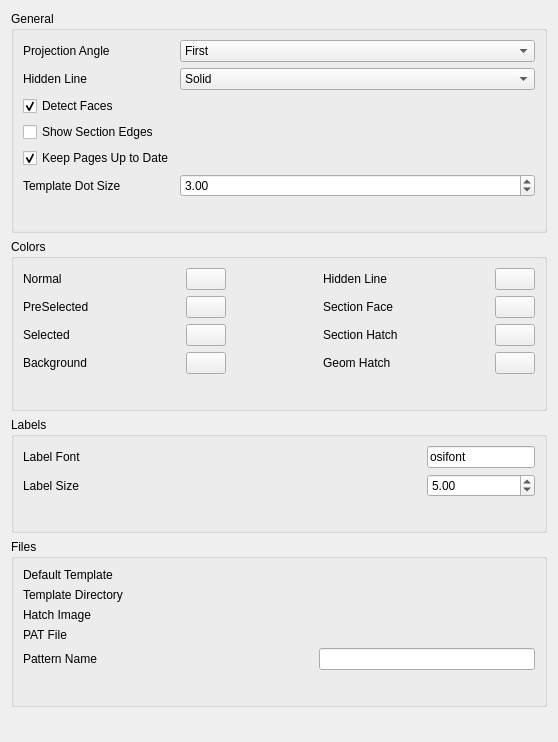
This is src/Mod/TechDraw/Gui/DlgPrefsTechDraw.ui in berndhahnebach/All_FreeCAD as Qt 5 draws it before an edit. The edited form follows.
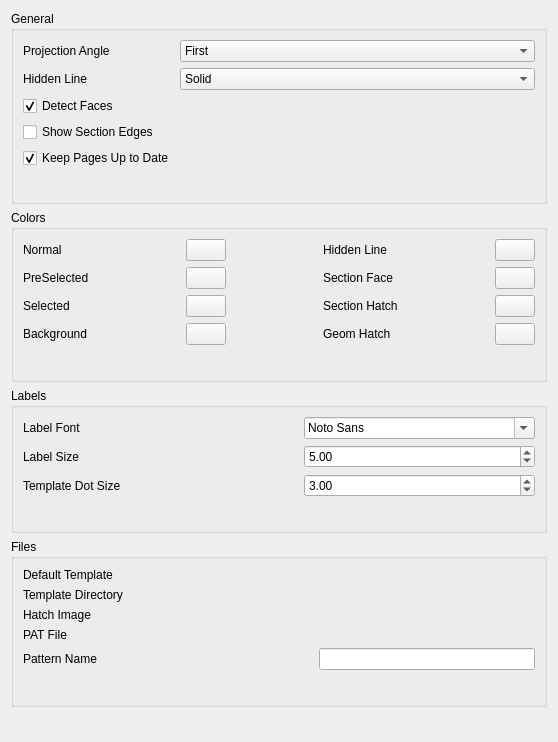
This is the edited form. Custom widgets are drawn as their Qt base class.

Commit message:
Use PrefFontBox for TD Label Font Selection
- was PrefLineEdit.

The edit to the form file:
```diff
--- a/src/Mod/TechDraw/Gui/DlgPrefsTechDraw.ui
+++ b/src/Mod/TechDraw/Gui/DlgPrefsTechDraw.ui
@@ -159,29 +159,6 @@
           </property>
          </widget>
         </item>
-        <item row="5" column="0">
-         <widget class="QLabel" name="lbl_TemplateDot">
-          <property name="text">
-           <string>Template Dot Size</string>
-          </property>
-         </widget>
-        </item>
-        <item row="5" column="1">
-         <widget class="Gui::PrefDoubleSpinBox" name="dsb_TemplateDot">
-          <property name="toolTip">
-           <string>EditableText Dot Size in mm</string>
-          </property>
-          <property name="value">
-           <double>3.000000000000000</double>
-          </property>
-          <property name="prefEntry" stdset="0">
-           <cstring>TemplateDotSize</cstring>
-          </property>
-          <property name="prefPath" stdset="0">
-           <cstring>/Mod/TechDraw/General</cstring>
-          </property>
-         </widget>
-        </item>
        </layout>
       </item>
       <item>
@@ -603,7 +580,23 @@
      </property>
      <layout class="QVBoxLayout" name="verticalLayout_4">
       <item>
-       <layout class="QGridLayout" name="gridLayout_2" columnstretch="1,0,0">
+       <layout class="QGridLayout" name="gridLayout_2" rowstretch="0,0,0" columnstretch="0,0,0">
+        <item row="0" column="1">
+         <spacer name="horizontalSpacer_2">
+          <property name="orientation">
+           <enum>Qt::Horizontal</enum>
+          </property>
+          <property name="sizeType">
+           <enum>QSizePolicy::Preferred</enum>
+          </property>
+          <property name="sizeHint" stdset="0">
+           <size>
+            <width>40</width>
+            <height>20</height>
+           </size>
+          </property>
+         </spacer>
+        </item>
         <item row="1" column="2">
          <widget class="Gui::PrefDoubleSpinBox" name="dsb_LabelSize">
           <property name="toolTip">
@@ -623,22 +616,6 @@
           </property>
          </widget>
         </item>
-        <item row="0" column="1">
-         <spacer name="horizontalSpacer_2">
-          <property name="orientation">
-           <enum>Qt::Horizontal</enum>
-          </property>
-          <property name="sizeType">
-           <enum>QSizePolicy::Fixed</enum>
-          </property>
-          <property name="sizeHint" stdset="0">
-           <size>
-            <width>40</width>
-            <height>20</height>
-           </size>
-          </property>
-         </spacer>
-        </item>
         <item row="0" column="0">
          <widget class="QLabel" name="lbl_LabelFont">
           <property name="text">
@@ -646,19 +623,6 @@
           </property>
          </widget>
         </item>
-        <item row="0" column="2">
-         <widget class="Gui::PrefLineEdit" name="le_LabelFont">
-          <property name="text">
-           <string>osifont</string>
-          </property>
-          <property name="prefEntry" stdset="0">
-           <cstring>LabelFont</cstring>
-          </property>
-          <property name="prefPath" stdset="0">
-           <cstring>Mod/TechDraw/Labels</cstring>
-          </property>
-         </widget>
-        </item>
         <item row="1" column="0">
          <widget class="QLabel" name="label_6">
           <property name="text">
@@ -666,6 +630,73 @@
           </property>
          </widget>
         </item>
+        <item row="0" column="2">
+         <widget class="Gui::PrefFontBox" name="pfb_LabelFont">
+          <property name="toolTip">
+           <string>Font for View Labels</string>
+          </property>
+          <property name="currentFont">
+           <font>
+            <family>osifont</family>
+           </font>
+          </property>
+          <property name="prefEntry" stdset="0">
+           <cstring>LabelFont</cstring>
+          </property>
+          <property name="prefPath" stdset="0">
+           <cstring>/Mod/TechDraw/Labels</cstring>
+          </property>
+         </widget>
+        </item>
+        <item row="2" column="0">
+         <widget class="QLabel" name="lbl_TemplateDot">
+          <property name="text">
+           <string>Template Dot Size</string>
+          </property>
+         </widget>
+        </item>
+        <item row="2" column="2">
+         <widget class="Gui::PrefDoubleSpinBox" name="dsb_TemplateDot">
+          <property name="toolTip">
+           <string>EditableText Dot Size in mm</string>
+          </property>
+          <property name="value">
+           <double>3.000000000000000</double>
+          </property>
+          <property name="prefEntry" stdset="0">
+           <cstring>TemplateDotSize</cstring>
+          </property>
+          <property name="prefPath" stdset="0">
+           <cstring>/Mod/TechDraw/General</cstring>
+          </property>
+         </widget>
+        </item>
+        <item row="1" column="1">
+         <spacer name="horizontalSpacer_6">
+          <property name="orientation">
+           <enum>Qt::Horizontal</enum>
+          </property>
+          <property name="sizeHint" stdset="0">
+           <size>
+            <width>40</width>
+            <height>20</height>
+           </size>
+          </property>
+         </spacer>
+        </item>
+        <item row="2" column="1">
+         <spacer name="horizontalSpacer_7">
+          <property name="orientation">
+           <enum>Qt::Horizontal</enum>
+          </property>
+          <property name="sizeHint" stdset="0">
+           <size>
+            <width>40</width>
+            <height>20</height>
+           </size>
+          </property>
+         </spacer>
+        </item>
        </layout>
       </item>
       <item>
@@ -740,6 +771,11 @@
    <extends>QDoubleSpinBox</extends>
    <header>Gui/PrefWidgets.h</header>
   </customwidget>
+  <customwidget>
+   <class>Gui::PrefFontBox</class>
+   <extends>QFontComboBox</extends>
+   <header>Gui/PrefWidgets.h</header>
+  </customwidget>
  </customwidgets>
  <resources/>
  <connections/>
```
The commit also changes 1 other file.
